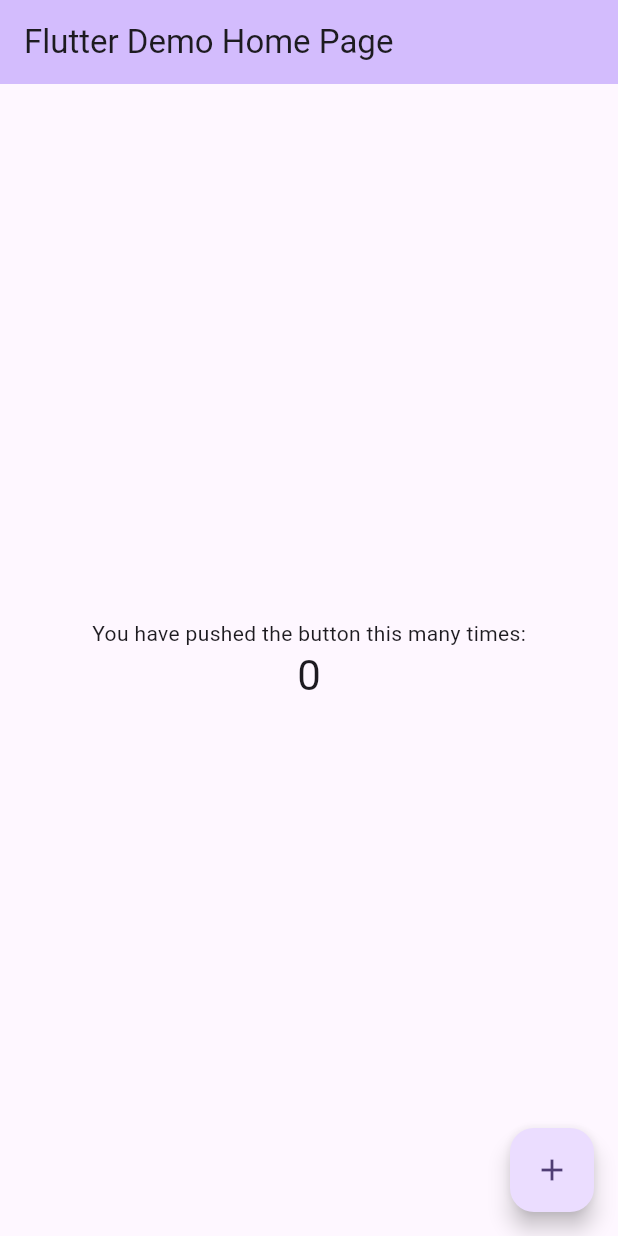
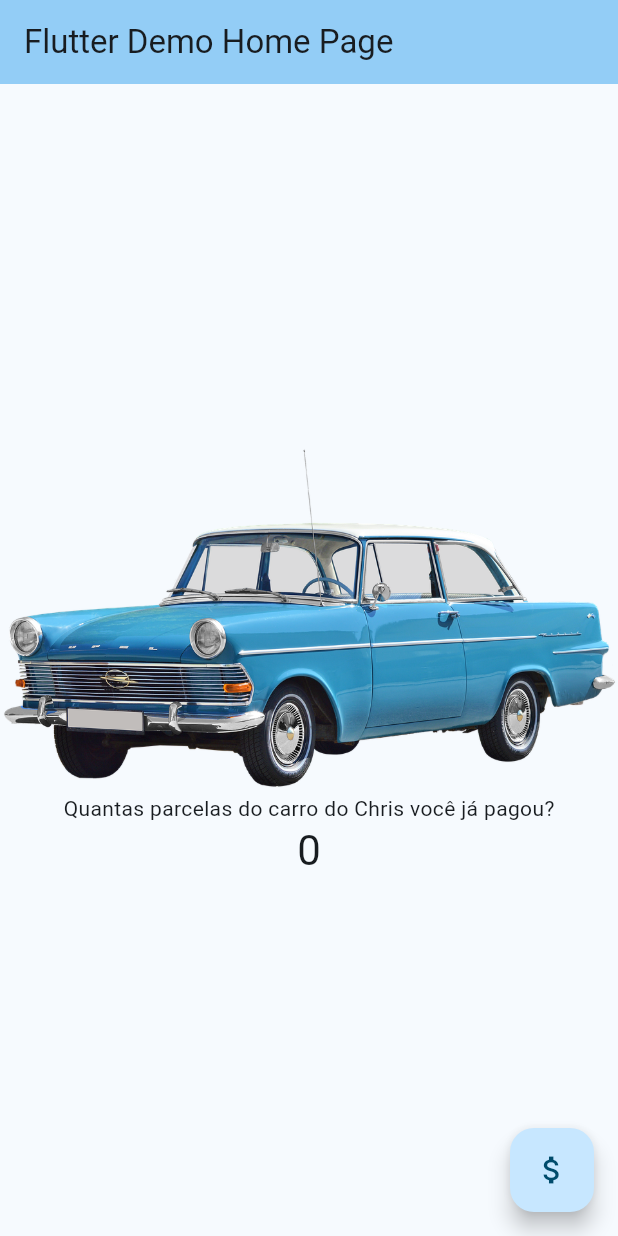
Before and after one commit to ThiagoHeckler/meuappflutter, a Flutter app: the screen it shows after launch, on a phone screen of 412 x 824 dp. Run offline on Flutter 3.47's test engine with Material 3 defaults, Android fonts, the phone set to English and light mode, and no system bars.

```diff
--- a/lib/main.dart
+++ b/lib/main.dart
@@ -6,29 +6,13 @@ void main() {
 
 class MyApp extends StatelessWidget {
   const MyApp({super.key});
-
-  // This widget is the root of your application.
   @override
   Widget build(BuildContext context) {
     return MaterialApp(
       title: 'Flutter Demo',
       theme: ThemeData(
-        // This is the theme of your application.
-        //
-        // TRY THIS: Try running your application with "flutter run". You'll see
-        // the application has a purple toolbar. Then, without quitting the app,
-        // try changing the seedColor in the colorScheme below to Colors.green
-        // and then invoke "hot reload" (save your changes or press the "hot
-        // reload" button in a Flutter-supported IDE, or press "r" if you used
-        // the command line to start the app).
-        //
-        // Notice that the counter didn't reset back to zero; the application
-        // state is not lost during the reload. To reset the state, use hot
-        // restart instead.
-        //
-        // This works for code too, not just values: Most code changes can be
-        // tested with just a hot reload.
-        colorScheme: ColorScheme.fromSeed(seedColor: Colors.deepPurple),
+        colorScheme: ColorScheme.fromSeed(
+            seedColor: const Color.fromARGB(255, 0, 183, 255)),
         useMaterial3: true,
       ),
       home: const MyHomePage(title: 'Flutter Demo Home Page'),
@@ -38,16 +22,6 @@ class MyApp extends StatelessWidget {
 
 class MyHomePage extends StatefulWidget {
   const MyHomePage({super.key, required this.title});
-
-  // This widget is the home page of your application. It is stateful, meaning
-  // that it has a State object (defined below) that contains fields that affect
-  // how it looks.
-
-  // This class is the configuration for the state. It holds the values (in this
-  // case the title) provided by the parent (in this case the App widget) and
-  // used by the build method of the State. Fields in a Widget subclass are
-  // always marked "final".
-
   final String title;
 
   @override
@@ -56,57 +30,33 @@ class MyHomePage extends StatefulWidget {
 
 class _MyHomePageState extends State<MyHomePage> {
   int _counter = 0;
+  String frase = 'Quantas parcelas do carro do Chris você já pagou?';
 
   void _incrementCounter() {
     setState(() {
-      // This call to setState tells the Flutter framework that something has
-      // changed in this State, which causes it to rerun the build method below
-      // so that the display can reflect the updated values. If we changed
-      // _counter without calling setState(), then the build method would not be
-      // called again, and so nothing would appear to happen.
       _counter++;
+      if (_counter == 300) {
+        frase = 'O carro do Chris foi quitado!';
+      }
     });
   }
 
   @override
   Widget build(BuildContext context) {
-    // This method is rerun every time setState is called, for instance as done
-    // by the _incrementCounter method above.
-    //
-    // The Flutter framework has been optimized to make rerunning build methods
-    // fast, so that you can just rebuild anything that needs updating rather
-    // than having to individually change instances of widgets.
     return Scaffold(
       appBar: AppBar(
-        // TRY THIS: Try changing the color here to a specific color (to
-        // Colors.amber, perhaps?) and trigger a hot reload to see the AppBar
-        // change color while the other colors stay the same.
         backgroundColor: Theme.of(context).colorScheme.inversePrimary,
-        // Here we take the value from the MyHomePage object that was created by
-        // the App.build method, and use it to set our appbar title.
         title: Text(widget.title),
       ),
       body: Center(
-        // Center is a layout widget. It takes a single child and positions it
-        // in the middle of the parent.
         child: Column(
-          // Column is also a layout widget. It takes a list of children and
-          // arranges them vertically. By default, it sizes itself to fit its
-          // children horizontally, and tries to be as tall as its parent.
-          //
-          // Column has various properties to control how it sizes itself and
-          // how it positions its children. Here we use mainAxisAlignment to
-          // center the children vertically; the main axis here is the vertical
-          // axis because Columns are vertical (the cross axis would be
-          // horizontal).
-          //
-          // TRY THIS: Invoke "debug painting" (choose the "Toggle Debug Paint"
-          // action in the IDE, or press "p" in the console), to see the
-          // wireframe for each widget.
           mainAxisAlignment: MainAxisAlignment.center,
           children: <Widget>[
-            const Text(
-              'You have pushed the button this many times:',
+            Center(
+              child: Image.asset('assets/classic.png'),
+            ),
+            Text(
+              frase,
             ),
             Text(
               '$_counter',
@@ -118,8 +68,8 @@ class _MyHomePageState extends State<MyHomePage> {
       floatingActionButton: FloatingActionButton(
         onPressed: _incrementCounter,
         tooltip: 'Increment',
-        child: const Icon(Icons.add),
-      ), // This trailing comma makes auto-formatting nicer for build methods.
+        child: const Icon(Icons.attach_money),
+      ),
     );
   }
 }
--- a/pubspec.yaml
+++ b/pubspec.yaml
@@ -2,7 +2,7 @@ name: meuappflutter
 description: "A new Flutter project."
 # The following line prevents the package from being accidentally published to
 # pub.dev using `flutter pub publish`. This is preferred for private packages.
-publish_to: 'none' # Remove this line if you wish to publish to pub.dev
+publish_to: "none" # Remove this line if you wish to publish to pub.dev
 
 # The following defines the version and build number for your application.
 # A version number is three numbers separated by dots, like 1.2.43
@@ -51,12 +51,12 @@ dev_dependencies:
 
 # The following section is specific to Flutter packages.
 flutter:
-
   # The following line ensures that the Material Icons font is
   # included with your application, so that you can use the icons in
   # the material Icons class.
   uses-material-design: true
-
+  assets:
+    - assets/classic.png
   # To add assets to your application, add an assets section, like this:
   # assets:
   #   - images/a_dot_burr.jpeg
```
Also changed, not shown: assets/chris.png (added), assets/classic.png (added).
